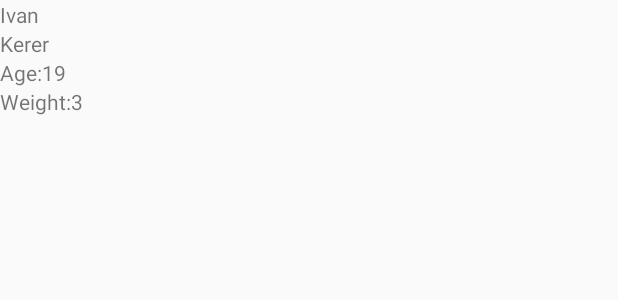
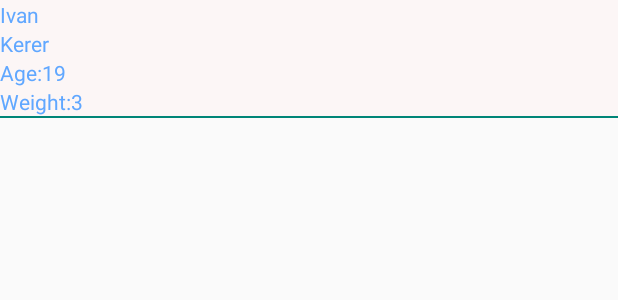
Before and after one commit to bohdankerer/MVP_sample, an Android app: the layout user_card.xml on its own in the app's theme, with its tools: preview values and no code run, on a phone screen of 412 x 824 dp. Shown: the top 300 px of the screen. Run offline under Robolectric (Android 15) with nearby library versions, the phone set to English and light mode, and no system bars.

Commit message:
Add progress but his work constantly

```diff
--- a/app/src/main/java/com/example/mvp_architecture/help_interface/NetworkCallback.java
+++ b/app/src/main/java/com/example/mvp_architecture/help_interface/NetworkCallback.java
@@ -5,4 +5,5 @@ public interface NetworkCallback<T> {
     void onSuccess(T t);
 
     void onError();
+
 }
--- a/app/src/main/res/layout/user_card.xml
+++ b/app/src/main/res/layout/user_card.xml
@@ -1,32 +1,42 @@
 <?xml version="1.0" encoding="utf-8"?>
 <LinearLayout xmlns:android="http://schemas.android.com/apk/res/android"
+    xmlns:tools="http://schemas.android.com/tools"
     android:layout_width="match_parent"
     android:layout_height="wrap_content"
-    xmlns:tools="http://schemas.android.com/tools"
-    android:orientation="vertical">
+    android:orientation="vertical"
+    android:background="@color/color_fon_user_card">
 
     <TextView
         android:id="@+id/name"
         android:layout_width="wrap_content"
         android:layout_height="wrap_content"
+        android:textColor="@color/color_text"
         tools:text="Ivan" />
 
     <TextView
         android:id="@+id/sename"
         android:layout_width="wrap_content"
         android:layout_height="wrap_content"
+        android:textColor="@color/color_text"
         tools:text="Kerer" />
 
     <TextView
         android:id="@+id/age"
         android:layout_width="wrap_content"
         android:layout_height="wrap_content"
+        android:textColor="@color/color_text"
         tools:text="Age:19" />
 
     <TextView
         android:id="@+id/weight"
         android:layout_width="wrap_content"
         android:layout_height="wrap_content"
+        android:textColor="@color/color_text"
         tools:text="Weight:3" />
 
+    <View
+        android:layout_width="match_parent"
+        android:layout_height="1dp"
+        android:background="@color/colorPrimary" />
+
 </LinearLayout>
--- a/app/src/main/res/values/colors.xml
+++ b/app/src/main/res/values/colors.xml
@@ -3,4 +3,7 @@
     <color name="colorPrimary">#008577</color>
     <color name="colorPrimaryDark">#00574B</color>
     <color name="colorAccent">#D81B60</color>
+    <color name="my_color">#EE6194</color>
+    <color name="color_text">#60A7FF</color>
+    <color name="color_fon_user_card">#FAFCF6F6</color>
 </resources>
--- a/app/src/main/res/values/styles.xml
+++ b/app/src/main/res/values/styles.xml
@@ -8,4 +8,8 @@
         <item name="colorAccent">@color/colorAccent</item>
     </style>
 
+    <style name="CircularProgress" parent="Theme.AppCompat.Light">
+        <item name="colorAccent">@android:color/holo_green_light</item>
+    </style>
+
 </resources>
```
Also changed, not shown: app/src/main/java/com/example/mvp_architecture/MainActivity.java (+18 -1 lines), app/src/main/res/layout/activity_main.xml (+20 -2 lines).
